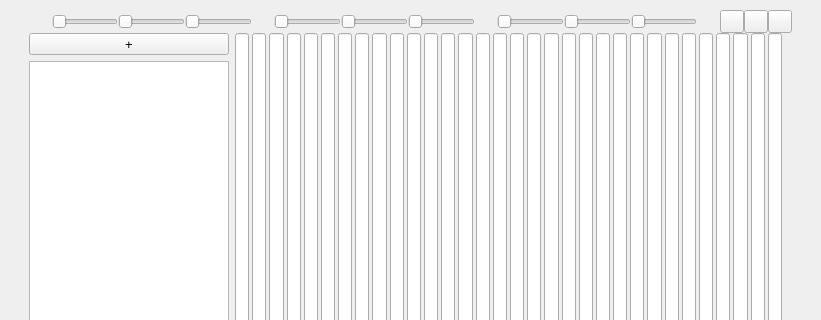
sovadim/LEDioPlayer, file LEDioPlayer/widget.ui: the form before one commit; both pictures show x 0 to 821 and y 0 to 320 of the 821 by 495 pixel window.
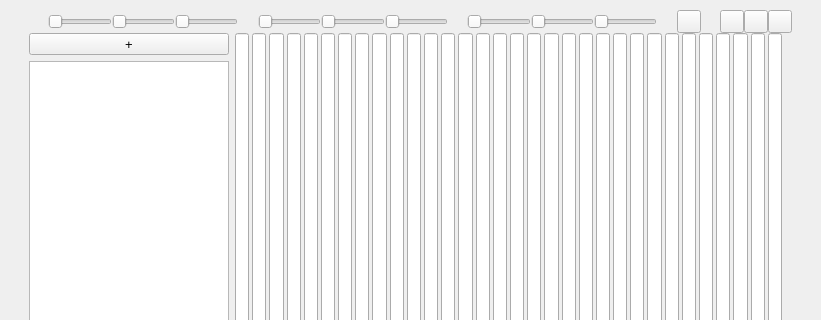
The form after the commit.

```diff
--- a/LEDioPlayer/widget.ui
+++ b/LEDioPlayer/widget.ui
@@ -186,6 +186,26 @@
             </property>
            </widget>
           </item>
+          <item>
+           <spacer name="horizontalSpacer_13">
+            <property name="orientation">
+             <enum>Qt::Horizontal</enum>
+            </property>
+            <property name="sizeHint" stdset="0">
+             <size>
+              <width>40</width>
+              <height>20</height>
+             </size>
+            </property>
+           </spacer>
+          </item>
+          <item>
+           <widget class="QToolButton" name="btn_settings">
+            <property name="text">
+             <string/>
+            </property>
+           </widget>
+          </item>
           <item>
            <spacer name="horizontalSpacer_9">
             <property name="orientation">
```
